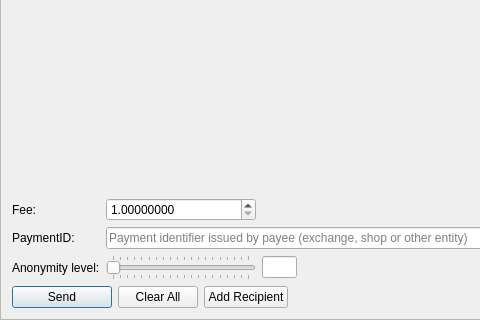
qwertycoin-org/qwertycoin-gui, file src/gui/ui/sendframe.ui: the form before one commit; both pictures show x 0 to 480 and y 270 to 590 of the 866 by 590 pixel window.
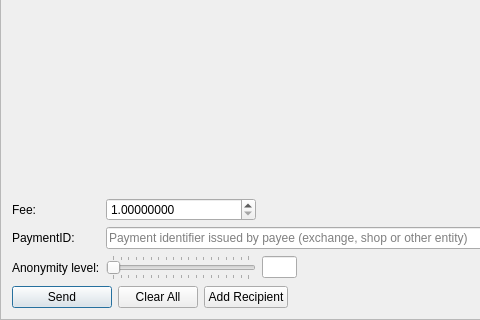
The form after the commit. Icons and pictures are not drawn.

```diff
--- a/src/gui/ui/sendframe.ui
+++ b/src/gui/ui/sendframe.ui
@@ -90,7 +90,7 @@
         <number>20</number>
        </property>
         <property name="minimum">
-          <number>1</number>
+          <number>2</number>
         </property>
         <property name="pageStep">
         <number>1</number>
```
